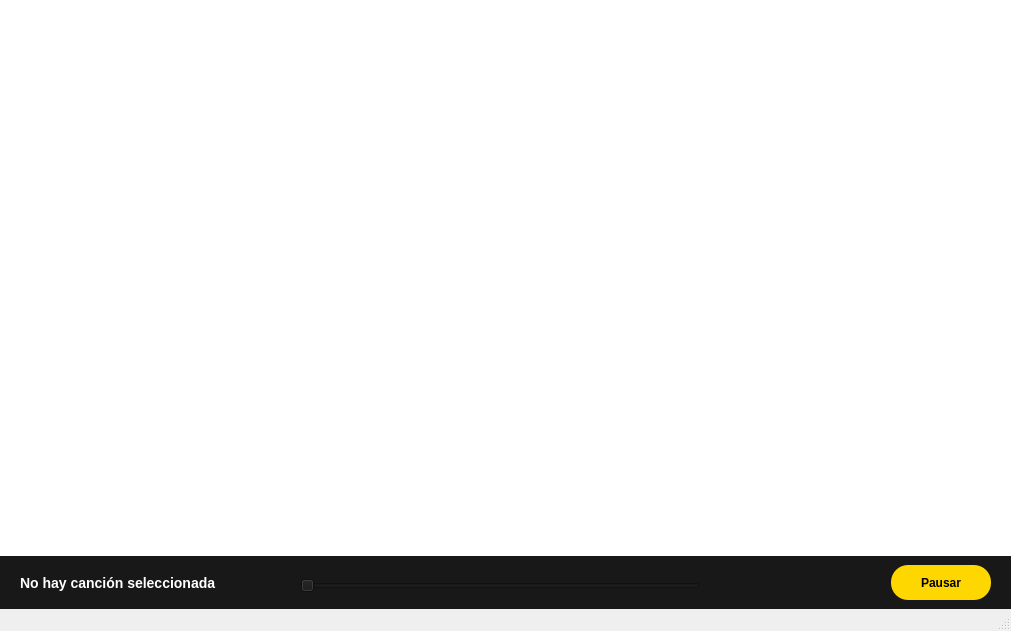
Old version of the form ventanaprincipal.ui in the repository Matee0802/Proyecto-Programaci-n.
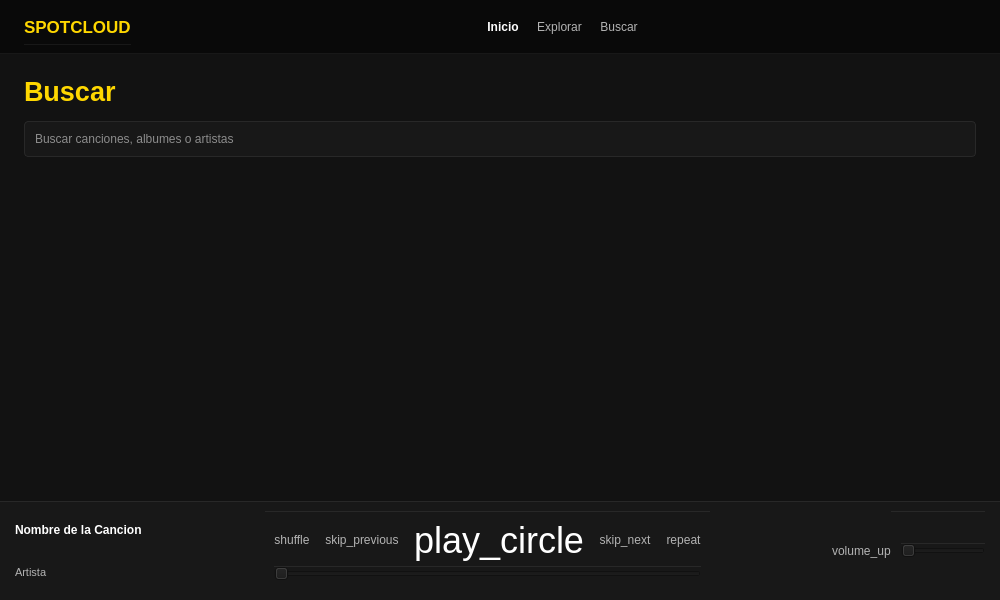
New version of the form. The open tabs and pages were chosen to show the change.

Commit message: reproductor andando y estetica cambiada

The edit to the form file:
```diff
--- a/ventanaprincipal.ui
+++ b/ventanaprincipal.ui
@@ -6,15 +6,15 @@
    <rect>
     <x>0</x>
     <y>0</y>
-    <width>1011</width>
-    <height>631</height>
+    <width>1000</width>
+    <height>600</height>
    </rect>
   </property>
   <property name="windowTitle">
    <string>SpotCloud - Catálogo de Música</string>
   </property>
   <widget class="QWidget" name="centralwidget">
-   <layout class="QVBoxLayout" name="verticalLayout">
+   <layout class="QVBoxLayout" name="verticalLayout_Main" stretch="0,1,0">
     <property name="spacing">
      <number>0</number>
     </property>
@@ -31,40 +31,48 @@
      <number>0</number>
     </property>
     <item>
-     <widget class="QTableView" name="tablaCanciones">
-      <property name="frameShape">
-       <enum>QFrame::Shape::NoFrame</enum>
+     <widget class="QFrame" name="widgetNav">
+      <property name="minimumSize">
+       <size>
+        <width>0</width>
+        <height>54</height>
+       </size>
       </property>
-     </widget>
-    </item>
-    <item>
-     <widget class="QFrame" name="frameReproductor">
       <property name="maximumSize">
        <size>
         <width>16777215</width>
-        <height>80</height>
+        <height>54</height>
        </size>
       </property>
       <property name="visible">
        <bool>false</bool>
       </property>
       <property name="styleSheet">
-       <string notr="true">background-color: #181818;</string>
+       <string notr="true">background-color: #090909; border-bottom: 1px solid #181818;</string>
       </property>
-      <layout class="QHBoxLayout" name="horizontalLayout">
+      <layout class="QHBoxLayout" name="horizontalLayout_Nav">
+       <property name="spacing">
+        <number>18</number>
+       </property>
        <property name="leftMargin">
-        <number>20</number>
+        <number>24</number>
        </property>
        <property name="rightMargin">
-        <number>20</number>
+        <number>24</number>
        </property>
        <item>
-        <widget class="QLabel" name="lblNombreCancion">
+        <widget class="QLabel" name="lblLogo">
+         <property name="font">
+          <font>
+           <pointsize>13</pointsize>
+           <bold>true</bold>
+          </font>
+         </property>
          <property name="styleSheet">
-          <string notr="true">color: white; font-weight: bold; font-size: 14px;</string>
+          <string notr="true">color: #FFD700;</string>
          </property>
          <property name="text">
-          <string>No hay canción seleccionada</string>
+          <string>SPOTCLOUD</string>
          </property>
         </widget>
        </item>
@@ -82,53 +90,494 @@
         </spacer>
        </item>
        <item>
-        <widget class="QPushButton" name="btnPlayPausa">
-         <property name="minimumSize">
-          <size>
-           <width>100</width>
-           <height>35</height>
-          </size>
+        <widget class="QPushButton" name="btnInicio">
+         <property name="styleSheet">
+          <string notr="true">background: transparent; color: white; border: none; font-weight: bold;</string>
          </property>
-         <property name="cursor">
-          <cursorShape>PointingHandCursor</cursorShape>
+         <property name="text">
+          <string>Inicio</string>
          </property>
+        </widget>
+       </item>
+       <item>
+        <widget class="QPushButton" name="btnExplorar">
          <property name="styleSheet">
-          <string notr="true">background-color: #FFD700; color: black; font-weight: bold; border-radius: 17px;</string>
+          <string notr="true">background: transparent; color: #b3b3b3; border: none;</string>
          </property>
          <property name="text">
-          <string>Pausar</string>
+          <string>Explorar</string>
          </property>
         </widget>
        </item>
+       <item>
+        <widget class="QPushButton" name="btnBuscar">
+         <property name="styleSheet">
+          <string notr="true">background: transparent; color: #b3b3b3; border: none;</string>
+         </property>
+         <property name="text">
+          <string>Buscar</string>
+         </property>
+        </widget>
+       </item>
+       <item>
+        <spacer name="horizontalSpacer_NavRight">
+         <property name="orientation">
+          <enum>Qt::Orientation::Horizontal</enum>
+         </property>
+         <property name="sizeHint" stdset="0">
+          <size>
+           <width>40</width>
+           <height>20</height>
+          </size>
+         </property>
+        </spacer>
+       </item>
       </layout>
-      <widget class="QSlider" name="sliderProgreso">
-       <property name="geometry">
-        <rect>
-         <x>300</x>
-         <y>20</y>
-         <width>400</width>
-         <height>20</height>
-        </rect>
+     </widget>
+    </item>
+    <item>
+     <widget class="QStackedWidget" name="stackedWidget">
+      <property name="styleSheet">
+       <string notr="true">background-color: #121212; color: white;</string>
+      </property>
+      <property name="currentIndex">
+       <number>0</number>
+      </property>
+      <widget class="QWidget" name="paginaInicio">
+       <layout class="QVBoxLayout" name="verticalLayout_Inicio">
+        <property name="spacing">
+         <number>14</number>
+        </property>
+        <property name="leftMargin">
+         <number>24</number>
+        </property>
+        <property name="topMargin">
+         <number>22</number>
+        </property>
+        <property name="rightMargin">
+         <number>24</number>
+        </property>
+        <property name="bottomMargin">
+         <number>22</number>
+        </property>
+        <item>
+         <widget class="QLabel" name="lblTituloInicio">
+          <property name="font">
+           <font>
+            <pointsize>20</pointsize>
+            <bold>true</bold>
+           </font>
+          </property>
+          <property name="styleSheet">
+           <string notr="true">color: #FFD700;</string>
+          </property>
+          <property name="text">
+           <string>Buenas noches</string>
+          </property>
+         </widget>
+        </item>
+        <item>
+         <widget class="QLabel" name="lblSubtituloInicio">
+          <property name="styleSheet">
+           <string notr="true">color: #b3b3b3; font-size: 11px;</string>
+          </property>
+          <property name="text">
+           <string>Tu biblioteca</string>
+          </property>
+         </widget>
+        </item>
+        <item>
+         <widget class="QTableView" name="tablaCanciones">
+          <property name="frameShape">
+           <enum>QFrame::Shape::NoFrame</enum>
+          </property>
+         </widget>
+        </item>
+       </layout>
+      </widget>
+      <widget class="QWidget" name="paginaExplorar">
+       <layout class="QVBoxLayout" name="verticalLayout_Explorar">
+        <property name="spacing">
+         <number>14</number>
+        </property>
+        <property name="leftMargin">
+         <number>24</number>
+        </property>
+        <property name="topMargin">
+         <number>22</number>
+        </property>
+        <property name="rightMargin">
+         <number>24</number>
+        </property>
+        <property name="bottomMargin">
+         <number>22</number>
+        </property>
+        <item>
+         <widget class="QLabel" name="lblTituloExplorar">
+          <property name="font">
+           <font>
+            <pointsize>20</pointsize>
+            <bold>true</bold>
+           </font>
+          </property>
+          <property name="styleSheet">
+           <string notr="true">color: #FFD700;</string>
+          </property>
+          <property name="text">
+           <string>Explorar</string>
+          </property>
+         </widget>
+        </item>
+        <item>
+         <widget class="QTableView" name="tablaExplorar">
+          <property name="frameShape">
+           <enum>QFrame::Shape::NoFrame</enum>
+          </property>
+         </widget>
+        </item>
+       </layout>
+      </widget>
+      <widget class="QWidget" name="paginaBuscar">
+       <layout class="QVBoxLayout" name="verticalLayout_Buscar">
+        <property name="spacing">
+         <number>14</number>
+        </property>
+        <property name="leftMargin">
+         <number>24</number>
+        </property>
+        <property name="topMargin">
+         <number>22</number>
+        </property>
+        <property name="rightMargin">
+         <number>24</number>
+        </property>
+        <property name="bottomMargin">
+         <number>22</number>
+        </property>
+        <item>
+         <widget class="QLabel" name="lblTituloBuscar">
+          <property name="font">
+           <font>
+            <pointsize>20</pointsize>
+            <bold>true</bold>
+           </font>
+          </property>
+          <property name="styleSheet">
+           <string notr="true">color: #FFD700;</string>
+          </property>
+          <property name="text">
+           <string>Buscar</string>
+          </property>
+         </widget>
+        </item>
+        <item>
+         <widget class="QLineEdit" name="txtBuscar">
+          <property name="minimumSize">
+           <size>
+            <width>0</width>
+            <height>36</height>
+           </size>
+          </property>
+          <property name="styleSheet">
+           <string notr="true">background-color: #181818; color: white; border: 1px solid #282828; border-radius: 4px; padding: 8px;</string>
+          </property>
+          <property name="placeholderText">
+           <string>Buscar canciones, albumes o artistas</string>
+          </property>
+         </widget>
+        </item>
+        <item>
+         <widget class="QTableView" name="tablaBusqueda">
+          <property name="frameShape">
+           <enum>QFrame::Shape::NoFrame</enum>
+          </property>
+         </widget>
+        </item>
+       </layout>
+      </widget>
+      <widget class="QWidget" name="paginaAlbum">
+       <layout class="QVBoxLayout" name="verticalLayout_Album">
+        <property name="spacing">
+         <number>14</number>
+        </property>
+        <property name="leftMargin">
+         <number>24</number>
+        </property>
+        <property name="topMargin">
+         <number>22</number>
+        </property>
+        <property name="rightMargin">
+         <number>24</number>
+        </property>
+        <property name="bottomMargin">
+         <number>22</number>
+        </property>
+        <item>
+         <widget class="QLabel" name="lblTituloAlbum">
+          <property name="font">
+           <font>
+            <pointsize>20</pointsize>
+            <bold>true</bold>
+           </font>
+          </property>
+          <property name="styleSheet">
+           <string notr="true">color: white;</string>
+          </property>
+          <property name="text">
+           <string>Album</string>
+          </property>
+         </widget>
+        </item>
+        <item>
+         <widget class="QLabel" name="lblArtistaAlbum">
+          <property name="styleSheet">
+           <string notr="true">color: #b3b3b3;</string>
+          </property>
+          <property name="text">
+           <string>Artista</string>
+          </property>
+         </widget>
+        </item>
+        <item>
+         <widget class="QTableView" name="tablaCancionesAlbum">
+          <property name="frameShape">
+           <enum>QFrame::Shape::NoFrame</enum>
+          </property>
+         </widget>
+        </item>
+       </layout>
+      </widget>
+     </widget>
+    </item>
+    <item>
+     <widget class="QFrame" name="frameReproductor">
+      <property name="styleSheet">
+       <string notr="true">background-color: #181818; color: white; border-top: 1px solid #282828;</string>
+      </property>
+      <layout class="QHBoxLayout" name="horizontalLayout_Reproductor" stretch="0,0,0,0,0">
+       <property name="leftMargin">
+        <number>15</number>
        </property>
-       <property name="orientation">
-        <enum>Qt::Orientation::Horizontal</enum>
+       <property name="rightMargin">
+        <number>15</number>
        </property>
-      </widget>
+       <item>
+        <widget class="QWidget" name="widget_Info" native="true">
+         <property name="sizePolicy">
+          <sizepolicy hsizetype="Expanding" vsizetype="Preferred">
+           <horstretch>0</horstretch>
+           <verstretch>0</verstretch>
+          </sizepolicy>
+         </property>
+         <layout class="QVBoxLayout" name="verticalLayout_Info">
+          <property name="leftMargin">
+           <number>0</number>
+          </property>
+          <property name="topMargin">
+           <number>0</number>
+          </property>
+          <property name="rightMargin">
+           <number>0</number>
+          </property>
+          <property name="bottomMargin">
+           <number>0</number>
+          </property>
+          <item>
+           <widget class="QLabel" name="lblNombreCancion">
+            <property name="font">
+             <font>
+              <bold>true</bold>
+             </font>
+            </property>
+            <property name="styleSheet">
+             <string notr="true">color: white; border: none;</string>
+            </property>
+            <property name="text">
+             <string>Nombre de la Cancion</string>
+            </property>
+           </widget>
+          </item>
+          <item>
+           <widget class="QLabel" name="label_Artista">
+            <property name="styleSheet">
+             <string notr="true">color: #b3b3b3; font-size: 11px; border: none;</string>
+            </property>
+            <property name="text">
+             <string>Artista</string>
+            </property>
+           </widget>
+          </item>
+         </layout>
+        </widget>
+       </item>
+       <item>
+        <spacer name="horizontalSpacer_1">
+         <property name="orientation">
+          <enum>Qt::Orientation::Horizontal</enum>
+         </property>
+         <property name="sizeHint" stdset="0">
+          <size>
+           <width>40</width>
+           <height>20</height>
+          </size>
+         </property>
+        </spacer>
+       </item>
+       <item>
+        <widget class="QWidget" name="widget_Controles" native="true">
+         <layout class="QVBoxLayout" name="verticalLayout_Controles">
+          <property name="spacing">
+           <number>5</number>
+          </property>
+          <item>
+           <layout class="QHBoxLayout" name="horizontalLayout_Botones">
+            <property name="spacing">
+             <number>15</number>
+            </property>
+            <item>
+             <spacer name="horizontalSpacer_ControlLeft">
+              <property name="orientation">
+               <enum>Qt::Orientation::Horizontal</enum>
+              </property>
+              <property name="sizeHint" stdset="0">
+               <size>
+                <width>0</width>
+                <height>0</height>
+               </size>
+              </property>
+             </spacer>
+            </item>
+            <item>
+             <widget class="QPushButton" name="btnShuffle">
+              <property name="styleSheet">
+               <string>background: transparent; color: #b3b3b3; border: none;</string>
+              </property>
+              <property name="text">
+               <string>shuffle</string>
+              </property>
+             </widget>
+            </item>
+            <item>
+             <widget class="QPushButton" name="btnPrev">
+              <property name="styleSheet">
+               <string>background: transparent; color: #b3b3b3; border: none;</string>
+              </property>
+              <property name="text">
+               <string>skip_previous</string>
+              </property>
+             </widget>
+            </item>
+            <item>
+             <widget class="QPushButton" name="btnPlayPausa">
+              <property name="styleSheet">
+               <string>background: transparent; color: white; border: none; font-size: 36px;</string>
+              </property>
+              <property name="text">
+               <string>play_circle</string>
+              </property>
+             </widget>
+            </item>
+            <item>
+             <widget class="QPushButton" name="btnNext">
+              <property name="styleSheet">
+               <string>background: transparent; color: #b3b3b3; border: none;</string>
+              </property>
+              <property name="text">
+               <string>skip_next</string>
+              </property>
+             </widget>
+            </item>
+            <item>
+             <widget class="QPushButton" name="btnRepeat">
+              <property name="styleSheet">
+               <string>background: transparent; color: #b3b3b3; border: none;</string>
+              </property>
+              <property name="text">
+               <string>repeat</string>
+              </property>
+             </widget>
+            </item>
+            <item>
+             <spacer name="horizontalSpacer_ControlRight">
+              <property name="orientation">
+               <enum>Qt::Orientation::Horizontal</enum>
+              </property>
+              <property name="sizeHint" stdset="0">
+               <size>
+                <width>0</width>
+                <height>0</height>
+               </size>
+              </property>
+             </spacer>
+            </item>
+           </layout>
+          </item>
+          <item>
+           <widget class="QSlider" name="sliderProgreso">
+            <property name="orientation">
+             <enum>Qt::Orientation::Horizontal</enum>
+            </property>
+           </widget>
+          </item>
+         </layout>
+        </widget>
+       </item>
+       <item>
+        <spacer name="horizontalSpacer_2">
+         <property name="orientation">
+          <enum>Qt::Orientation::Horizontal</enum>
+         </property>
+         <property name="sizeHint" stdset="0">
+          <size>
+           <width>40</width>
+           <height>20</height>
+          </size>
+         </property>
+        </spacer>
+       </item>
+       <item>
+        <widget class="QWidget" name="widget_Volumen" native="true">
+         <layout class="QHBoxLayout" name="horizontalLayout_Volumen">
+          <property name="spacing">
+           <number>10</number>
+          </property>
+          <property name="leftMargin">
+           <number>0</number>
+          </property>
+          <property name="topMargin">
+           <number>0</number>
+          </property>
+          <property name="rightMargin">
+           <number>0</number>
+          </property>
+          <property name="bottomMargin">
+           <number>0</number>
+          </property>
+          <item>
+           <widget class="QLabel" name="lblIconoVol">
+            <property name="styleSheet">
+             <string notr="true">color: #b3b3b3; border: none;</string>
+            </property>
+            <property name="text">
+             <string>volume_up</string>
+            </property>
+           </widget>
+          </item>
+          <item>
+           <widget class="QSlider" name="sliderVolumen">
+            <property name="orientation">
+             <enum>Qt::Orientation::Horizontal</enum>
+            </property>
+           </widget>
+          </item>
+         </layout>
+        </widget>
+       </item>
+      </layout>
      </widget>
     </item>
    </layout>
   </widget>
-  <widget class="QMenuBar" name="menubar">
-   <property name="geometry">
-    <rect>
-     <x>0</x>
-     <y>0</y>
-     <width>1011</width>
-     <height>21</height>
-    </rect>
-   </property>
-  </widget>
-  <widget class="QStatusBar" name="statusbar"/>
  </widget>
  <resources/>
  <connections/>
```
Left out of the diff: 7 changed lines with no effect on the pictures. The commit also changes 11 other files.
